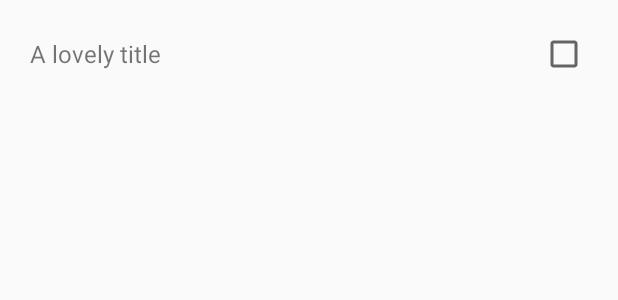
After one commit to ronandoyle/ListBuddy, an Android app: the layout view_list_item.xml on its own in the app's theme, with its tools: preview values and no code run, on a phone screen of 412 x 824 dp. The commit adds this screen. Shown: the top 300 px of the screen. Run offline under Robolectric (Android 15) with nearby library versions, the phone set to English and light mode, and no system bars.

Commit message:
Modified FirebaseRecyclerAdapter to use custom layout...hopefully.

```diff
--- a/app/src/main/java/nanorstudios/ie/listbuddy/GroupListFragment.java
+++ b/app/src/main/java/nanorstudios/ie/listbuddy/GroupListFragment.java
@@ -50,7 +50,7 @@ public class GroupListFragment extends ListFragment {
                         mItemsRef) {
                     @Override
                     protected void populateViewHolder(ListItemViewHolder listItemViewHolder, Item item, int i) {
-                        listItemViewHolder.mTextView.setText(item.getTitle());
+                        listItemViewHolder.mTextViewTitle.setText(item.getTitle());
                     }
                 };
         mRecyclerView.setAdapter(recyclerAdapter);
--- a/app/src/main/java/nanorstudios/ie/listbuddy/PrivateListFragment.java
+++ b/app/src/main/java/nanorstudios/ie/listbuddy/PrivateListFragment.java
@@ -45,12 +45,12 @@ public class PrivateListFragment extends ListFragment {
         FirebaseRecyclerAdapter<Item, ListItemViewHolder> recyclerAdapter =
                 new FirebaseRecyclerAdapter<Item, ListItemViewHolder>(
                         Item.class,
-                        android.R.layout.two_line_list_item,
+                        R.layout.view_list_item,
                         ListItemViewHolder.class,
                         mItemsRef) {
                     @Override
                     protected void populateViewHolder(ListItemViewHolder listItemViewHolder, Item item, int i) {
-                        listItemViewHolder.mTextView.setText(item.getTitle());
+                        listItemViewHolder.mTextViewTitle.setText(item.getTitle());
                     }
                 };
         mRecyclerView.setAdapter(recyclerAdapter);
--- /dev/null
+++ b/app/src/main/res/layout/view_list_item.xml
@@ -0,0 +1,26 @@
+<?xml version="1.0" encoding="utf-8"?>
+<RelativeLayout xmlns:android="http://schemas.android.com/apk/res/android"
+                android:id="@+id/list_item_container"
+                android:layout_width="match_parent"
+                android:layout_height="wrap_content"
+                xmlns:tools="http://schemas.android.com/tools"
+    android:padding="20dp">
+
+    <TextView
+        android:id="@+id/textViewTitle"
+        android:layout_width="wrap_content"
+        android:layout_height="wrap_content"
+        android:layout_centerVertical="true"
+        android:layout_toStartOf="@id/checkBoxCompleted"
+        android:layout_alignParentStart="true"
+        android:textSize="16sp"
+        tools:text="A lovely title"/>
+
+    <CheckBox
+        android:layout_width="wrap_content"
+        android:layout_height="wrap_content"
+        android:id="@+id/checkBoxCompleted"
+        android:layout_centerVertical="true"
+        android:layout_alignParentEnd="true"/>
+
+</RelativeLayout>
```
Also changed, not shown: app/src/main/java/nanorstudios/ie/listbuddy/ListFragment.java (+5 -2 lines).
